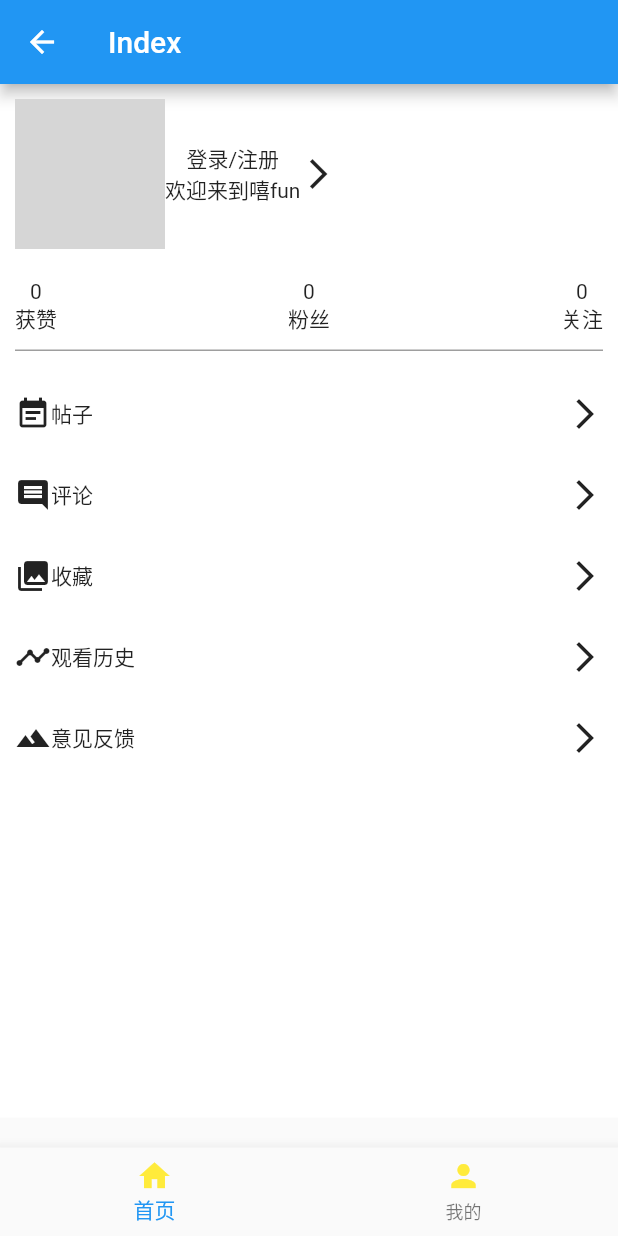
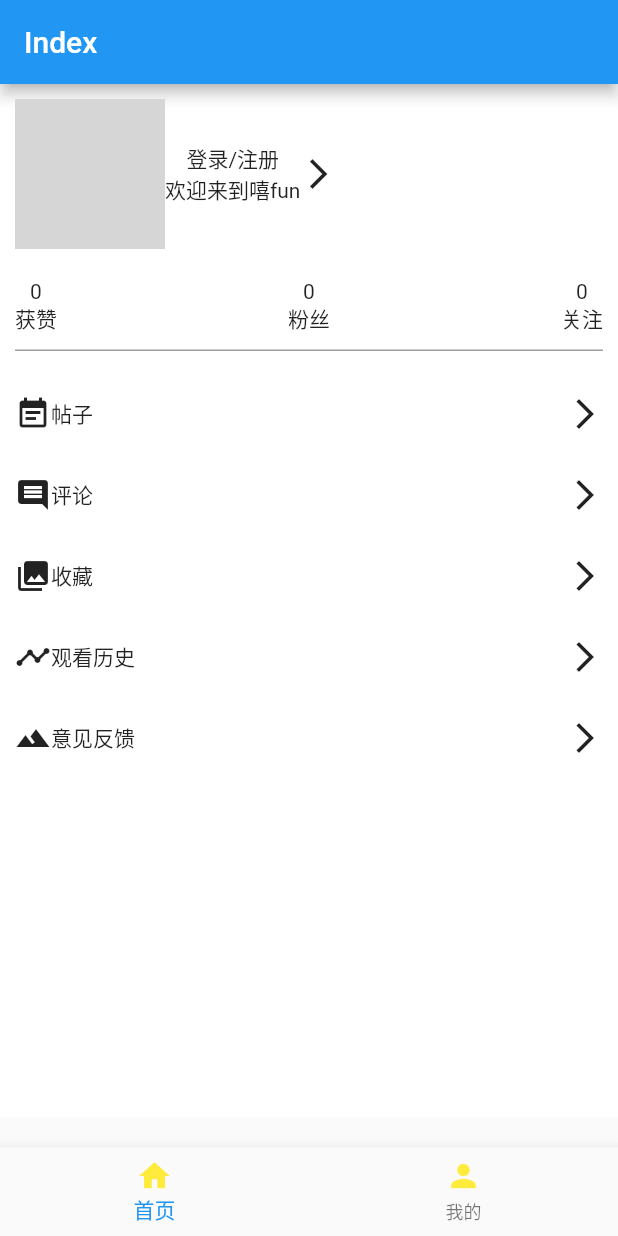
Before and after one commit to tangxiangmin/funny, a Flutter app: the MyPage widget shown alone on an empty page, opened directly, on a phone screen of 412 x 824 dp. Run offline on Flutter 3.47's test engine with Material 2 defaults, Android fonts, the phone set to English and light mode, and no system bars; network calls fail; grey boxes are pictures that could not be loaded.

```diff
--- a/lib/main.dart
+++ b/lib/main.dart
@@ -1,8 +1,9 @@
 import 'package:flutter/material.dart';
 //import '1.dart';
 import '2.dart';
-import 'login.dart';
-import 'my.dart';
+import 'package:flutter_app/page/login.dart';
+import 'package:flutter_app/page/my.dart';
+import 'detail.dart';
 
 void main() => runApp(new MyApp());
 
--- a/lib/login.dart
+++ b/lib/page/login.dart
@@ -1,5 +1,6 @@
 import 'package:flutter/material.dart';
-import 'index.dart';
+import 'package:flutter_app/page/index.dart';
+import './index.dart';
 
 class LoginPage extends StatelessWidget {
     LoginPage({Key key}) : super(key: key);
--- a/lib/my.dart
+++ b/lib/page/my.dart
@@ -1,10 +1,12 @@
 import 'package:flutter/material.dart';
 
-class MyPage extends StatelessWidget {
-    MyPage({Key key}) : super(key: key);
+import 'tabPage.dart';
+
+class MyPage extends TabPage {
+    MyPage({Key key});
 
     @override
-    Widget build(BuildContext context) {
+    Widget getPageBody() {
         Widget createListItem(icon, text) {
             return new Container(
                 margin: EdgeInsets.only(bottom: 10.0),
@@ -87,35 +89,6 @@ class MyPage extends StatelessWidget {
 
                 ]
             ),);
-        Widget createNavIcon(icon) {
-            return new Column(
-                mainAxisSize: MainAxisSize.min,
-                mainAxisAlignment: MainAxisAlignment.center,
-                children: <Widget>[
-                    new Icon(icon, color: Colors.yellow),
-                ],
-            );
-        }
-
-
-        return new Scaffold(
-            appBar: new AppBar(
-                title: new Text('Index'),
-            ),
-            bottomNavigationBar: new BottomNavigationBar(
-                type: BottomNavigationBarType.fixed,
-                items: [
-                    new BottomNavigationBarItem(
-                        icon: createNavIcon(Icons.home),
-                        title: new Text('首页')
-                    ),
-                    new BottomNavigationBarItem(
-                        icon: createNavIcon(Icons.person),
-                        title: new Text('我的')
-                    )
-                ],
-            ),
-            body: my
-        );
+        return my;
     }
 }
--- /dev/null
+++ b/lib/page/tabPage.dart
@@ -0,0 +1,62 @@
+import 'package:flutter/material.dart';
+import 'index.dart';
+import 'login.dart';
+import 'my.dart';
+
+class TabPage extends StatelessWidget {
+
+    Widget getPageBody() {
+        return new Container();
+    }
+
+    @override
+    Widget build(BuildContext context) {
+        Widget page = this.getPageBody();
+
+        Widget createNavIcon(icon, tapHandler) {
+            return new GestureDetector(
+                onTap: tapHandler,
+
+                child: new Column(
+                    mainAxisSize: MainAxisSize.min,
+                    mainAxisAlignment: MainAxisAlignment.center,
+                    children: <Widget>[
+                        new Icon(icon, color: Colors.yellow),
+                    ],
+                ));
+        }
+
+        void jumpPage(page) {
+            Navigator.push(
+                context,
+                new MaterialPageRoute(builder: (context) => page)
+            );
+        }
+        Widget bottomNav = new BottomNavigationBar(
+            type: BottomNavigationBarType.fixed,
+            items: [
+                new BottomNavigationBarItem(
+                    icon: createNavIcon(Icons.home, () {
+                        jumpPage(new IndexPage());
+                    }),
+                    title: new Text('首页')
+                ),
+                new BottomNavigationBarItem(
+                    icon: createNavIcon(Icons.person, () {
+                        jumpPage(new MyPage());
+                    }),
+                    title: new Text('我的')
+                )
+            ],
+        );
+
+
+        return new Scaffold(
+            appBar: new AppBar(
+                title: new Text('Index'),
+            ),
+            bottomNavigationBar: bottomNav,
+            body: page
+        );
+    }
+}
```
Also changed, not shown: lib/detail.dart (added, +134 -0 lines), lib/page/index.dart (renamed from lib/index.dart, +5 -35 lines), 1 other file.
